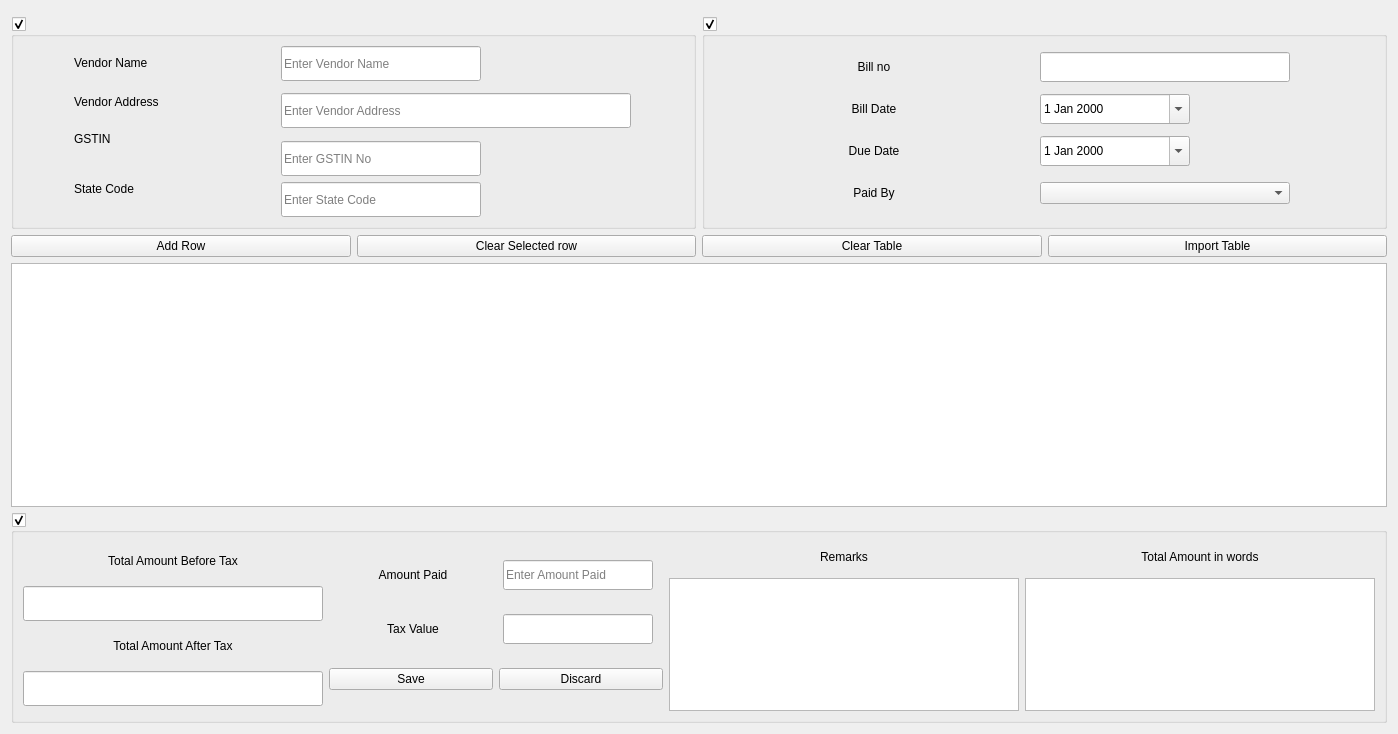
This is ui/purchaseInvoiceUI.ui in hariharan849/GST-Billing as Qt 5 draws it before an edit. The edited form follows.
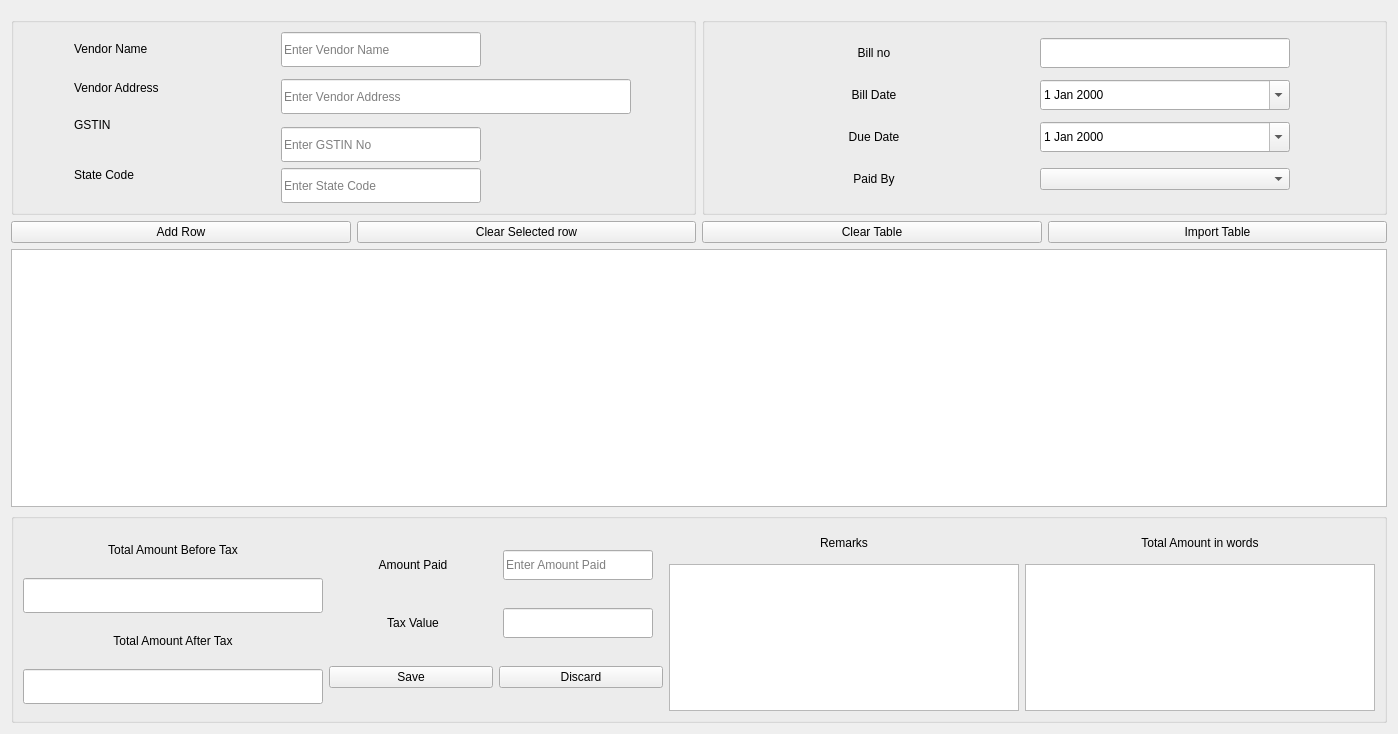
This is the edited form. Custom widgets are drawn as their Qt base class.

The edit to the form file:
```diff
--- a/ui/purchaseInvoiceUI.ui
+++ b/ui/purchaseInvoiceUI.ui
@@ -25,11 +25,17 @@
    </item>
    <item row="1" column="0">
     <widget class="QGroupBox" name="groupBox">
+     <property name="sizePolicy">
+      <sizepolicy hsizetype="Expanding" vsizetype="Preferred">
+       <horstretch>0</horstretch>
+       <verstretch>0</verstretch>
+      </sizepolicy>
+     </property>
      <property name="title">
       <string/>
      </property>
      <property name="checkable">
-      <bool>true</bool>
+      <bool>false</bool>
      </property>
      <layout class="QGridLayout" name="gridLayout">
       <item row="0" column="0">
@@ -204,11 +210,17 @@
    </item>
    <item row="1" column="1">
     <widget class="QGroupBox" name="groupBox_2">
+     <property name="sizePolicy">
+      <sizepolicy hsizetype="Expanding" vsizetype="Preferred">
+       <horstretch>0</horstretch>
+       <verstretch>0</verstretch>
+      </sizepolicy>
+     </property>
      <property name="title">
       <string/>
      </property>
      <property name="checkable">
-      <bool>true</bool>
+      <bool>false</bool>
      </property>
      <layout class="QGridLayout" name="gridLayout_4">
       <item row="0" column="0">
@@ -272,7 +284,7 @@
         </property>
         <property name="minimumSize">
          <size>
-          <width>150</width>
+          <width>250</width>
           <height>30</height>
          </size>
         </property>
@@ -307,7 +319,7 @@
         </property>
         <property name="minimumSize">
          <size>
-          <width>150</width>
+          <width>250</width>
           <height>30</height>
          </size>
         </property>
@@ -427,7 +439,7 @@
       <string/>
      </property>
      <property name="checkable">
-      <bool>true</bool>
+      <bool>false</bool>
      </property>
      <layout class="QGridLayout" name="gridLayout_6">
       <item row="0" column="0">
```
